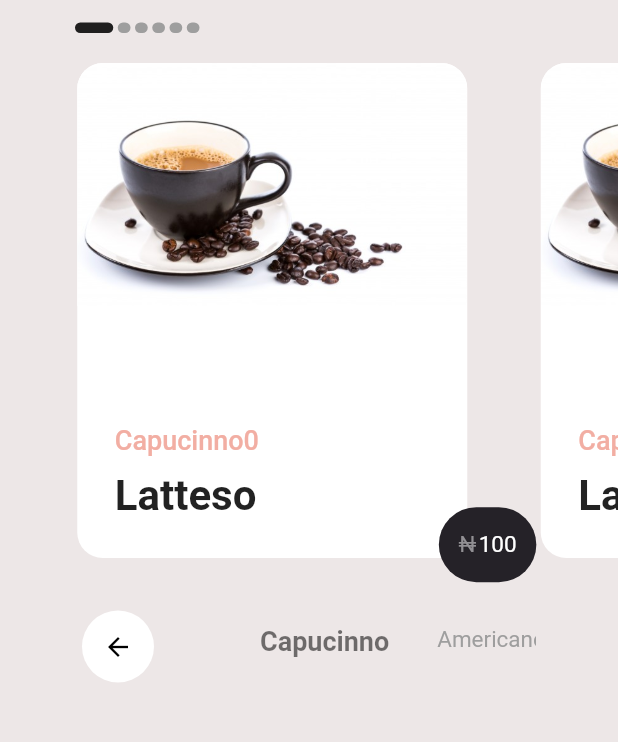
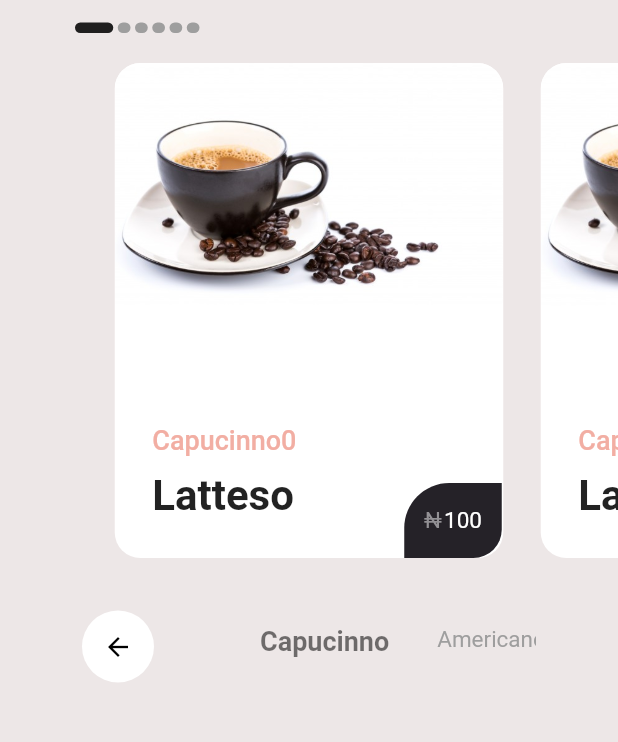
Before and after one commit to ikennaumeh/coffee_flutter, a Flutter app: the PaymentScreen screen opened directly with empty values, after a tap on "Proceed to confirm", on a phone screen of 412 x 824 dp, the part 141-883 px from its top. Run offline on Flutter 3.47's test engine with Material 2 defaults, Android fonts, the phone set to English and light mode, and no system bars; drawn by our look-alikes of smooth_page_indicator.

Commit message:
Finished page animation

```diff
--- a/lib/Screens/home_screen.dart
+++ b/lib/Screens/home_screen.dart
@@ -18,8 +18,12 @@ class _HomeScreenState extends State<HomeScreen>
 
   int _categoryIndex = 0;
 
+ static int _pageIndex = 0;
+
+  double _pageHeight = 350.0;
+
   final _pageController =
-      PageController(viewportFraction: 0.75, initialPage: 0);
+      PageController(viewportFraction: 0.75, initialPage: _pageIndex);
 
   Future<String> _loadFromAssets() async {
     return await rootBundle.loadString("assets/data.json");
@@ -187,16 +191,32 @@ class _HomeScreenState extends State<HomeScreen>
 
   Container _buildPageView(List<Category> coffeeList) {
     return Container(
-      height: 350,
+      height: _pageHeight,
       child: PageView.builder(
           controller: _pageController,
           itemCount: listOfCategories[_categoryIndex].contents.length,
+          onPageChanged: (index){
+            setState(() {
+              _pageIndex = index;
+            });
+          },
           itemBuilder: (context, index) {
             var name = listOfCategories[_categoryIndex].contents[index].name;
             var image = listOfCategories[_categoryIndex].contents[index].image;
             var price = listOfCategories[_categoryIndex].contents[index].price;
             var subText = listOfCategories[_categoryIndex].contents[index].subText;
             return GestureDetector(
+              child: AnimatedContainer(
+                duration: Duration(milliseconds: 200),
+                margin: EdgeInsets.symmetric(horizontal: _pageIndex == index ? 25 : 0),
+                curve: Curves.bounceInOut,
+                child: CoffeeCard(
+                    coffeeName: name,
+                    coffeeImage: image,
+                    coffeePrice: price,
+                    coffeeSubtext: subText),
+              ),
+
               onTap: () {
                 Navigator.push(
                   context,
@@ -209,11 +229,7 @@ class _HomeScreenState extends State<HomeScreen>
                   }),
                 );
               },
-              child: CoffeeCard(
-                  coffeeName: name,
-                  coffeeImage: image,
-                  coffeePrice: price,
-                  coffeeSubtext: subText),
+
             );
           }),
     );
--- a/lib/Screens/payscreen.dart
+++ b/lib/Screens/payscreen.dart
@@ -83,23 +83,20 @@ class _PaymentScreenState extends State<PaymentScreen> {
                     child: Container(
                       width: double.infinity,
                       height: 75.0,
-color: Colors.black87,
+                      //color: Colors.black87,
                       child: ListView.builder(
                         scrollDirection: Axis.horizontal,
                         itemCount: paytypeList.length,
-
+                         shrinkWrap: true,
                         itemBuilder: (context, index){
                           heights['$index'] = heights['$index'] == null ? 150.0 : heights['$index'];
-                          return InkWell(
-
-                            onTap: (){},
-                            child: Padding(
+                          return Padding(
                             padding: EdgeInsets.only( bottom: 8.0),
                             child: AnimatedContainer(
                               duration: Duration(milliseconds: 200),
                               margin: EdgeInsets.only(top:3.0),
                               padding: EdgeInsets.all(10.0),
-                                height:  100.0,//heights['$index'],// this height here isnt doing anything, dunno why
+                              height:  heights['$index'],//heights['$index'],// this height here isnt doing anything, dunno why
                               width: 133.0,
                               child: RaisedButton(
                                 onPressed: (){
@@ -133,8 +130,7 @@ color: Colors.black87,
                                   borderRadius: BorderRadius.circular(10.0),
                                 ),
                               ),
-                              ),),
-                          );
+                            ),);
                         },
                       ),
                     ),
--- a/lib/coffee_card.dart
+++ b/lib/coffee_card.dart
@@ -73,8 +73,8 @@ class CoffeeCard extends StatelessWidget {
               ),
             ),
             Positioned(
-              bottom: containerHeight / 90,
-              right: containerWidth / 105,
+              bottom:20,
+              right: 1,
               //  left: containerWidth/90,
               //  right: containerWidth,
 
@@ -110,8 +110,9 @@ class CoffeeCard extends StatelessWidget {
                 height: 50,
                 decoration: BoxDecoration(
                   color: Color.fromRGBO(37, 34, 40, 1),
-                  borderRadius: BorderRadius.all(
-                    Radius.circular(40),
+                  borderRadius: BorderRadius.only(
+                   topLeft: Radius.circular(30),
+                    bottomRight: Radius.circular(19),
                   ),
                 ),
               ),
```
Lines whose indentation alone changed are shown as unchanged.
